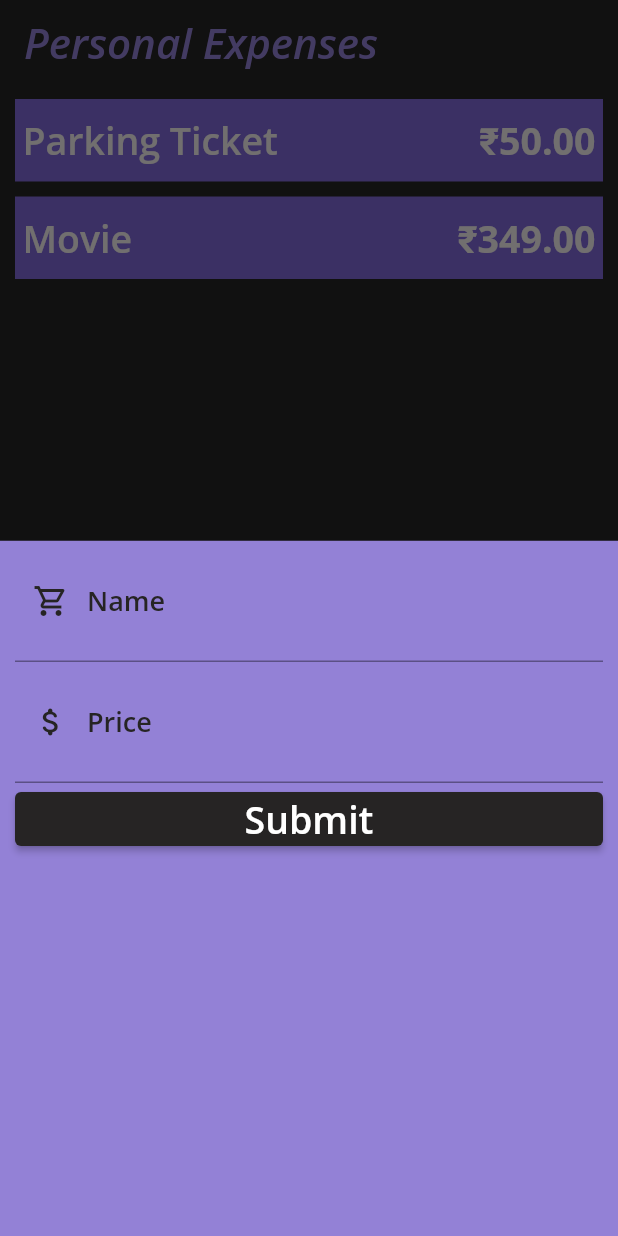
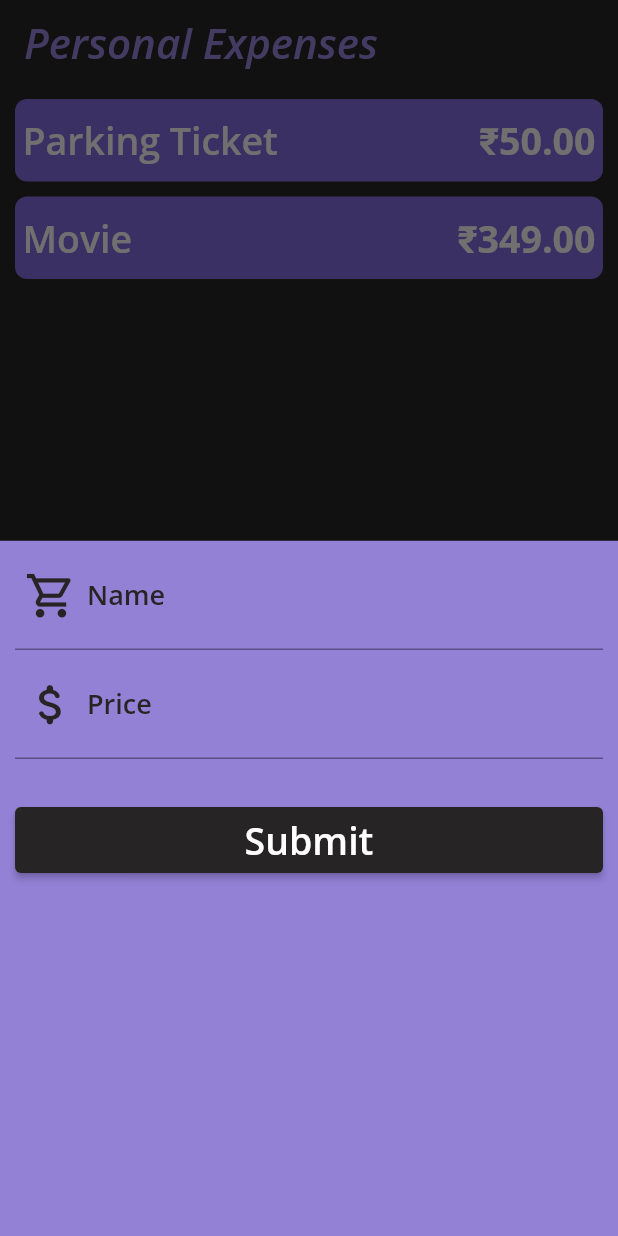
Before and after one commit to samitkapoor/Personal-Expenses, a Flutter app: the screen it shows after launch, after a tap on the "add" icon, on a phone screen of 412 x 824 dp. Run offline on Flutter 3.47's test engine with Material 2 defaults, Android fonts, the phone set to English and light mode, and no system bars; our stand-ins replace get.

Commit message:
minor adjustments

```diff
--- a/lib/components/bottom_sheet_form.dart
+++ b/lib/components/bottom_sheet_form.dart
@@ -39,6 +39,7 @@ class InsertRecordBottomSheet extends StatelessWidget {
               prefixIcon: Icon(
                 Icons.shopping_cart_outlined,
                 color: Get.theme.primaryColor,
+                size: 35,
               ),
               onChanged: (str) {
                 expenseRecord.nameOfTheRecord = str.toString();
@@ -50,11 +51,13 @@ class InsertRecordBottomSheet extends StatelessWidget {
               prefixIcon: Icon(
                 Icons.attach_money_rounded,
                 color: Get.theme.primaryColor,
+                size: 35,
               ),
               onChanged: (str) {
                 expenseRecord.price = double.parse(str.toString());
               },
             ),
+            const SizedBox(height: 30),
             //submit button in the bottom sheet
             ElevatedButton(
               onPressed: _submitFunction,
@@ -69,6 +72,7 @@ class InsertRecordBottomSheet extends StatelessWidget {
               ),
               style: ElevatedButton.styleFrom(
                 primary: Get.theme.primaryColor,
+                padding: const EdgeInsets.symmetric(vertical: 5),
               ),
             ),
           ],
@@ -95,6 +99,7 @@ getTextFormField({
       floatingLabelBehavior: FloatingLabelBehavior.auto,
       prefixIcon: prefixIcon,
       errorStyle: Get.theme.textTheme.subtitle1,
+      isDense: true,
     ),
     autovalidateMode: AutovalidateMode.onUserInteraction,
     keyboardType: textInputType,
--- a/lib/components/expense_item.dart
+++ b/lib/components/expense_item.dart
@@ -10,9 +10,12 @@ class ExpenseItem extends StatelessWidget {
   Widget build(BuildContext context) {
     return Container(
       padding: const EdgeInsets.symmetric(horizontal: 5),
-      color: const Color(0xff8068d9),
       width: Get.width,
       height: 55,
+      decoration: BoxDecoration(
+        color: const Color(0xff8068d9),
+        borderRadius: BorderRadius.circular(8),
+      ),
       child: Row(
         children: [
           Expanded(
--- a/lib/core/personal_expenses.dart
+++ b/lib/core/personal_expenses.dart
@@ -72,7 +72,7 @@ class PersonalExpenses extends StatelessWidget {
           ),
           subtitle1: TextStyle(
             fontFamily: 'OpenSans',
-            fontSize: 20,
+            fontSize: 15,
             fontWeight: FontWeight.bold,
             color: Colors.white,
           ),
```
